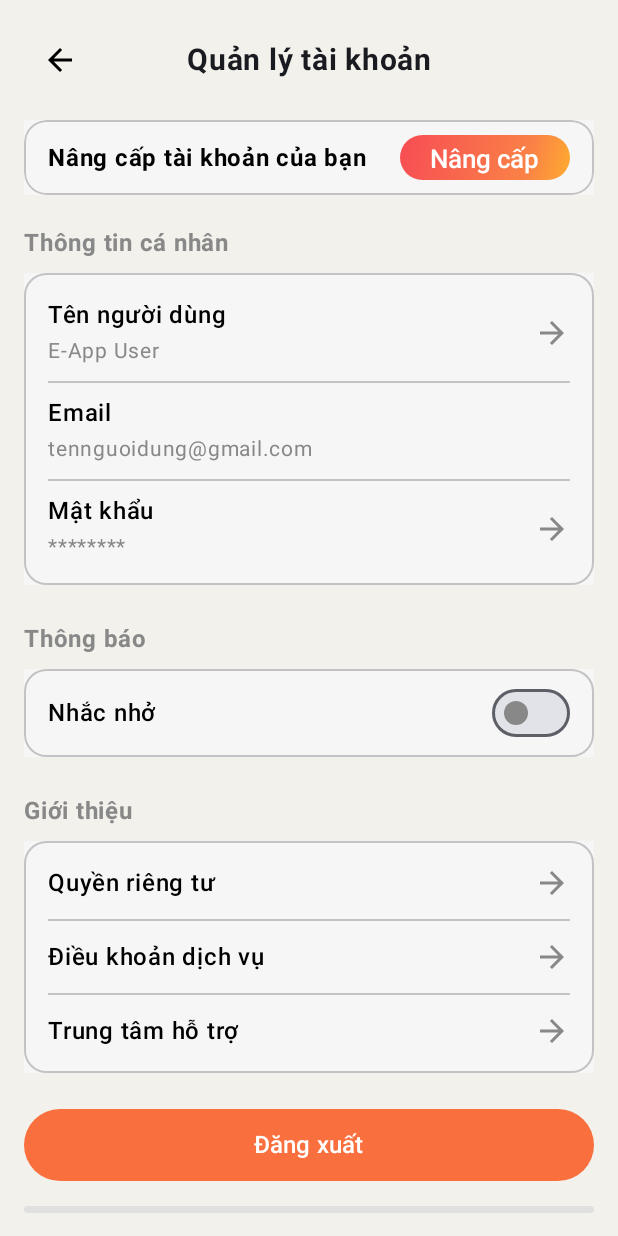
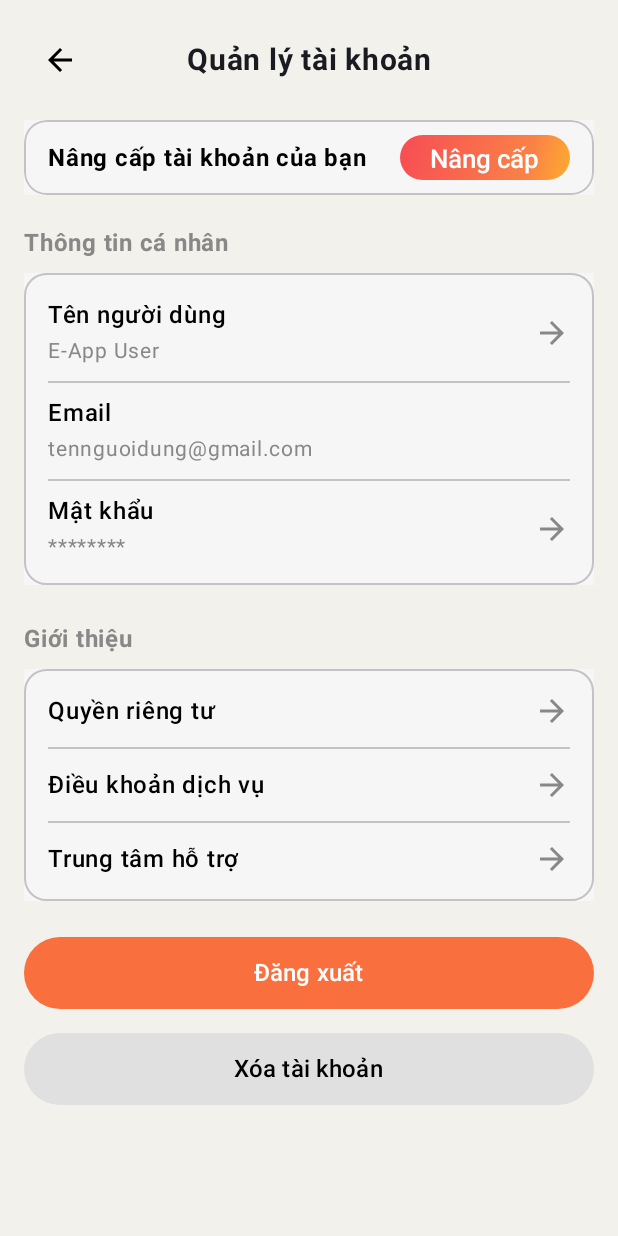
Before and after one commit to karri261/LearnEVocab, an Android app built with Jetpack Compose: the AccountManagementScreen screen opened through its navigation route, on a phone screen of 412 x 824 dp. Run offline under Robolectric (Android 15) with nearby library versions, the phone set to English and light mode, and no system bars; our stand-ins replace Firebase (no records; nobody signed in at launch, a user with empty details on screens opened directly); libraries missing offline, so code that uses them is left out: com.github.kittinunf.fuel, com.github.kittinunf.result, com.stripe.android; 5 statements that could not run were skipped.

Commit message:
fix bugs

```diff
--- a/app/src/main/java/com/example/learningenglishvocab/ui/screen/discover/DiscoverMainScreen.kt
+++ b/app/src/main/java/com/example/learningenglishvocab/ui/screen/discover/DiscoverMainScreen.kt
@@ -209,7 +209,7 @@
                         premiumContent = doc["premiumContent"] as? Boolean ?: false
                     )
                 }
-                adminVocabSets = vocabSets
+                adminVocabSets = vocabSets.sortedBy { it.premiumContent }
             }
             .addOnFailureListener { exception ->
                 Log.e("TopicScreen", "Error fetching admin vocab sets", exception)
@@ -219,7 +219,7 @@
     Column(
         modifier = Modifier
             .fillMaxSize()
-            .padding(16.dp),
+            .padding(top = 16.dp, start = 16.dp, end = 16.dp, bottom = 30.dp),
         horizontalAlignment = Alignment.CenterHorizontally
     ) {
         if (adminVocabSets.isEmpty()) {
@@ -381,7 +381,7 @@
             LazyColumn(
                 modifier = Modifier
                     .fillMaxSize()
-                    .padding(top = 16.dp)
+                    .padding(top = 16.dp, start = 16.dp, end = 16.dp, bottom = 30.dp),
             ) {
                 items(filteredVocabSets, key = { it.vocabSetId }) { vocabSet ->
                     VocabSetItem(
--- a/app/src/main/java/com/example/learningenglishvocab/ui/screen/profile/AccountManagementScreen.kt
+++ b/app/src/main/java/com/example/learningenglishvocab/ui/screen/profile/AccountManagementScreen.kt
@@ -759,52 +759,6 @@
 
         Spacer(modifier = Modifier.height(24.dp))
 
-        // Phần thông báo
-        Text(
-            text = "Thông báo",
-            fontSize = 16.sp,
-            fontWeight = FontWeight.Bold,
-            color = Color.Gray
-        )
-        Spacer(modifier = Modifier.height(8.dp))
-        Card(
-            modifier = Modifier
-                .fillMaxWidth()
-                .background(Color(0xFFF6F6F6))
-                .clip(RoundedCornerShape(8.dp))
-                .border(
-                    border = BorderStroke(1.dp, Color(0xff929295).copy(alpha = 0.5f)),
-                    shape = RoundedCornerShape(15.dp)
-                )
-                .padding(horizontal = 16.dp, vertical = 5.dp),
-            colors = CardDefaults.cardColors(containerColor = Color.White)
-        ) {
-            Row(
-                modifier = Modifier
-                    .fillMaxWidth()
-                    .background(Color(0xFFF6F6F6)),
-                horizontalArrangement = Arrangement.SpaceBetween,
-                verticalAlignment = Alignment.CenterVertically
-            ) {
-                Text(
-                    text = "Nhắc nhở",
-                    fontWeight = FontWeight.SemiBold,
-                    fontSize = 16.sp,
-                    color = Color.Black
-                )
-                Switch(
-                    checked = false, // Giá trị mặc định
-                    onCheckedChange = { /* Chưa triển khai chức năng */ },
-                    colors = SwitchDefaults.colors(
-                        checkedThumbColor = Color(0xFFFF8C00),
-                        uncheckedThumbColor = Color.Gray
-                    )
-                )
-            }
-        }
-
-        Spacer(modifier = Modifier.height(24.dp))
-
         // Phần giới thiệu
         Text(
             text = "Giới thiệu",
```
Also changed, not shown: app/src/main/java/com/example/learningenglishvocab/ui/screen/home/HomeMainScreen.kt (+0 -10 lines), app/src/main/java/com/example/learningenglishvocab/ui/screen/library/SetDetailScreen.kt (+6 -1 lines).
